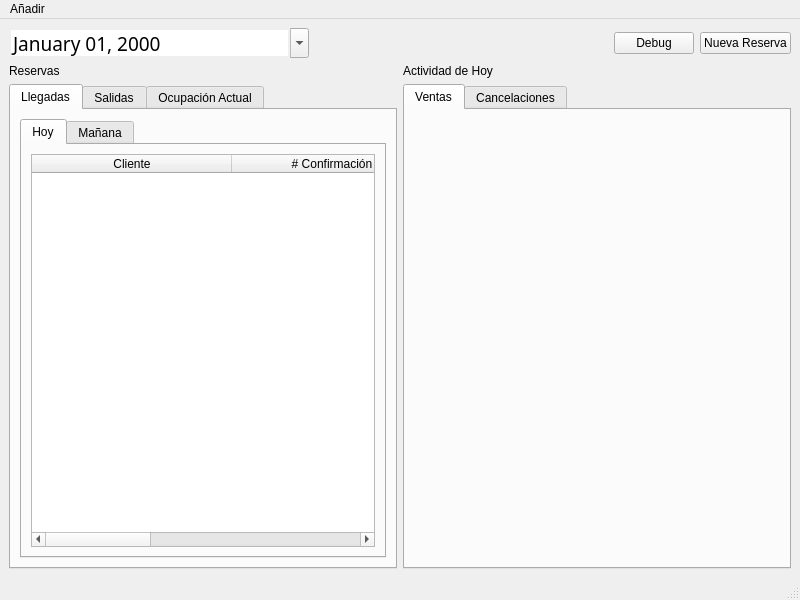
Dennis-Villa/Gestor_Hotelero, file Componentes_Visuales/Ventana_Principal/ventanaprincipal.ui: the form before one commit.
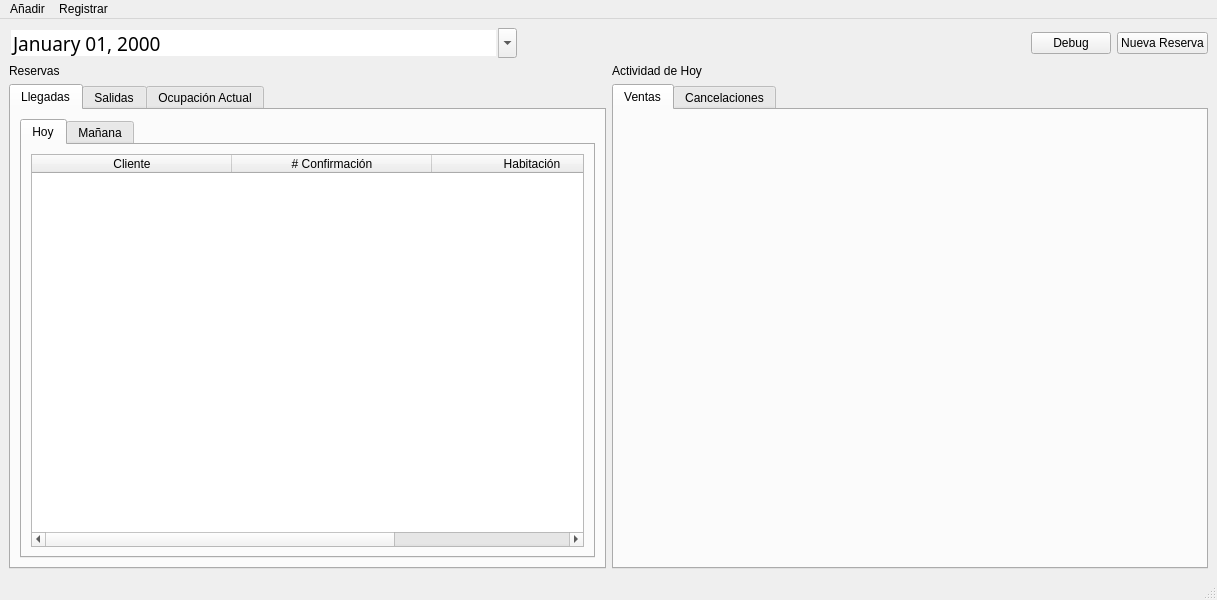
The form after the commit. The open tabs and pages were chosen to show the change.

Commit message: Añadida ventana para registrar entrada

```diff
--- a/Componentes_Visuales/Ventana_Principal/ventanaprincipal.ui
+++ b/Componentes_Visuales/Ventana_Principal/ventanaprincipal.ui
@@ -6,7 +6,7 @@
    <rect>
     <x>0</x>
     <y>0</y>
-    <width>800</width>
+    <width>1217</width>
     <height>600</height>
    </rect>
   </property>
@@ -407,8 +407,8 @@
     <rect>
      <x>0</x>
      <y>0</y>
-     <width>800</width>
-     <height>17</height>
+     <width>1217</width>
+     <height>21</height>
     </rect>
    </property>
    <widget class="QMenu" name="menuA_adir">
@@ -419,7 +419,15 @@
     <addaction name="actionHabitacion"/>
     <addaction name="actionReserva"/>
    </widget>
+   <widget class="QMenu" name="menuRegistrar">
+    <property name="title">
+     <string>Registrar</string>
+    </property>
+    <addaction name="actionEntrada"/>
+    <addaction name="actionSalida"/>
+   </widget>
    <addaction name="menuA_adir"/>
+   <addaction name="menuRegistrar"/>
   </widget>
   <widget class="QStatusBar" name="statusbar"/>
   <action name="actionCliente">
```
Left out of the diff: 12 changed lines with no effect on the pictures. The commit also changes 9 other files.
